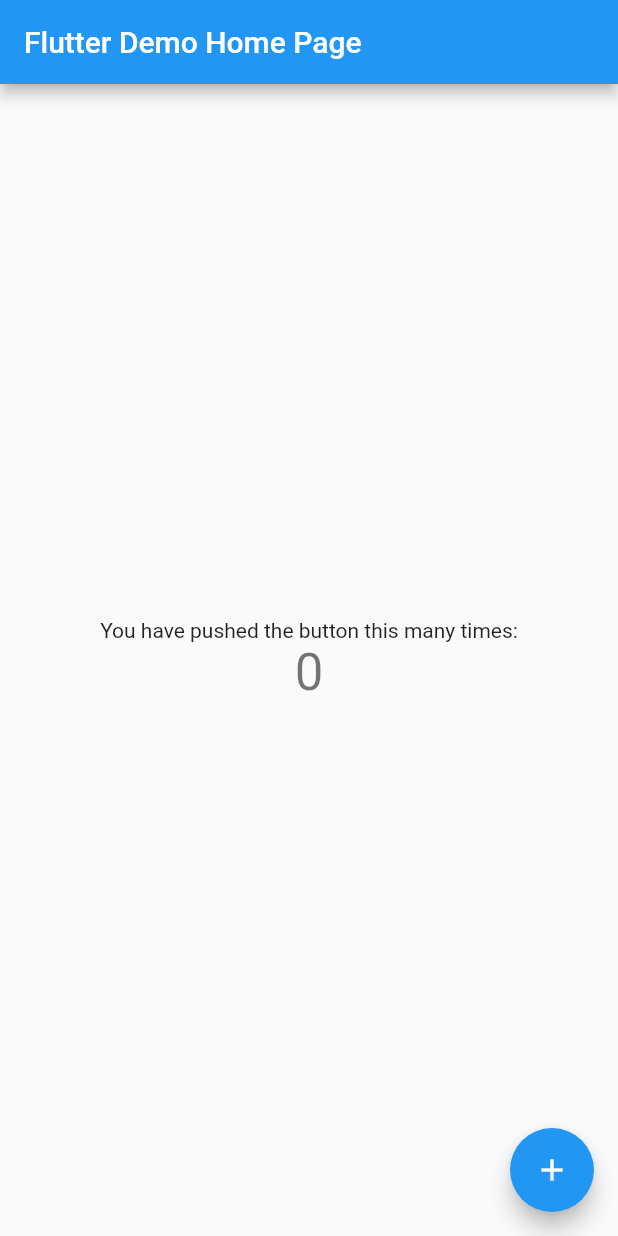
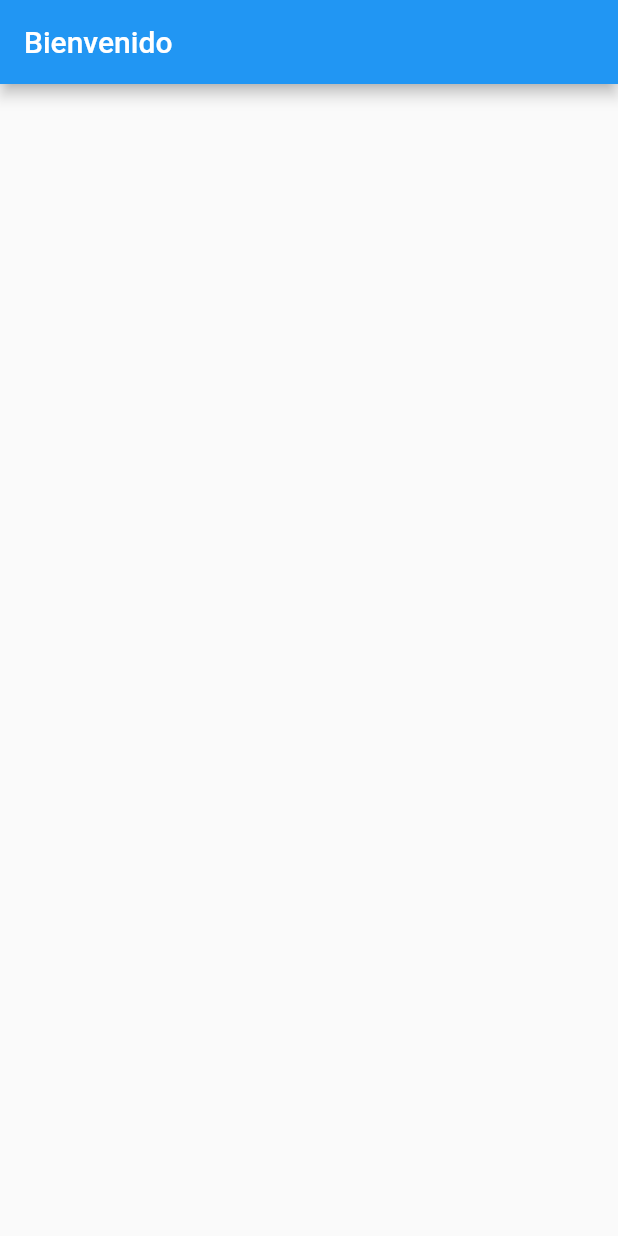
Before and after one commit to Leonardov7/Linea, a Flutter app: the screen it shows after launch, on a phone screen of 412 x 824 dp. Run offline on Flutter 3.47's test engine with Material 2 defaults, Android fonts, the phone set to English and light mode, and no system bars.

Commit message:
Cambio Main

```diff
--- /dev/null
+++ b/lib/View/Login.dart
@@ -0,0 +1,16 @@
+import 'package:flutter/material.dart';
+
+class Login extends StatefulWidget {
+  @override
+  LoginApp createState() => LoginApp();
+}
+class LoginApp extends State<Login>{
+  @override
+  Widget build(BuildContext context){
+   return Scaffold(
+     appBar: AppBar(
+      title: Text('Login'),
+     ),
+   ) ;
+  }
+}
--- a/lib/main.dart
+++ b/lib/main.dart
@@ -1,116 +1,30 @@
 import 'package:flutter/material.dart';
 
 void main() {
-  runApp(const MyApp());
+  runApp( MyApp());
 }
 
+class MyApp extends StatelessWidget{
+  @override
+  Widget build(BuildContext context){
+    return MaterialApp(debugShowCheckedModeBanner: false, home: Home());
 
-class MyApp extends StatelessWidget {
-  const MyApp({Key? key}) : super(key: key);
+  }
+}
+class Home extends StatefulWidget{
+  @override
+  HomeStart createState() => HomeStart();
 
-  // This widget is the root of your application.
-  @override
-  Widget build(BuildContext context) {
+}
+ class HomeStart extends State<Home>{
+  Widget build(BuildContext context){
     return MaterialApp(
-      title: 'Flutter Demo',
-      theme: ThemeData(
-        // This is the theme of your application.
-        //
-        // Try running your application with "flutter run". You'll see the
-        // application has a blue toolbar. Then, without quitting the app, try
-        // changing the primarySwatch below to Colors.green and then invoke
-        // "hot reload" (press "r" in the console where you ran "flutter run",
-        // or simply save your changes to "hot reload" in a Flutter IDE).
-        // Notice that the counter didn't reset back to zero; the application
-        // is not restarted.
-        primarySwatch: Colors.blue,
-      ),
-      home: const MyHomePage(title: 'Flutter Demo Home Page'),
+     // title: Text('ProyectoLinea'),
+      home: Scaffold(
+      appBar:AppBar(
+        title: Text('Bienvenido'),
+      )
+    )
     );
   }
-}
-
-class MyHomePage extends StatefulWidget {
-  const MyHomePage({Key? key, required this.title}) : super(key: key);
-
-  // This widget is the home page of your application. It is stateful, meaning
-  // that it has a State object (defined below) that contains fields that affect
-  // how it looks.
-
-  // This class is the configuration for the state. It holds the values (in this
-  // case the title) provided by the parent (in this case the App widget) and
-  // used by the build method of the State. Fields in a Widget subclass are
-  // always marked "final".
-
-  final String title;
-
-  @override
-  State<MyHomePage> createState() => _MyHomePageState();
-}
-
-class _MyHomePageState extends State<MyHomePage> {
-  int _counter = 0;
-
-  void _incrementCounter() {
-    setState(() {
-      // This call to setState tells the Flutter framework that something has
-      // changed in this State, which causes it to rerun the build method below
-      // so that the display can reflect the updated values. If we changed
-      // _counter without calling setState(), then the build method would not be
-      // called again, and so nothing would appear to happen.
-      _counter++;
-    });
-  }
-
-  @override
-  Widget build(BuildContext context) {
-    // This method is rerun every time setState is called, for instance as done
-    // by the _incrementCounter method above.
-    //
-    // The Flutter framework has been optimized to make rerunning build methods
-    // fast, so that you can just rebuild anything that needs updating rather
-    // than having to individually change instances of widgets.
-    return Scaffold(
-      appBar: AppBar(
-        // Here we take the value from the MyHomePage object that was created by
-        // the App.build method, and use it to set our appbar title.
-        title: Text(widget.title),
-      ),
-      body: Center(
-        // Center is a layout widget. It takes a single child and positions it
-        // in the middle of the parent.
-        child: Column(
-          // Column is also a layout widget. It takes a list of children and
-          // arranges them vertically. By default, it sizes itself to fit its
-          // children horizontally, and tries to be as tall as its parent.
-          //
-          // Invoke "debug painting" (press "p" in the console, choose the
-          // "Toggle Debug Paint" action from the Flutter Inspector in Android
-          // Studio, or the "Toggle Debug Paint" command in Visual Studio Code)
-          // to see the wireframe for each widget.
-          //
-          // Column has various properties to control how it sizes itself and
-          // how it positions its children. Here we use mainAxisAlignment to
-          // center the children vertically; the main axis here is the vertical
-          // axis because Columns are vertical (the cross axis would be
-          // horizontal).
-          mainAxisAlignment: MainAxisAlignment.center,
-          children: <Widget>[
-            const Text(
-              'You have pushed the button this many times:',
-            ),
-            Text(
-              '$_counter',
-              style: Theme.of(context).textTheme.headline4,
-            ),
-          ],
-        ),
-      ),
-      floatingActionButton: FloatingActionButton(
-        onPressed: _incrementCounter,
-        tooltip: 'Increment',
-        child: const Icon(Icons.add),
-      ), // This trailing comma makes auto-formatting nicer for build methods.
-    );
-  }
-}
+ }
```
